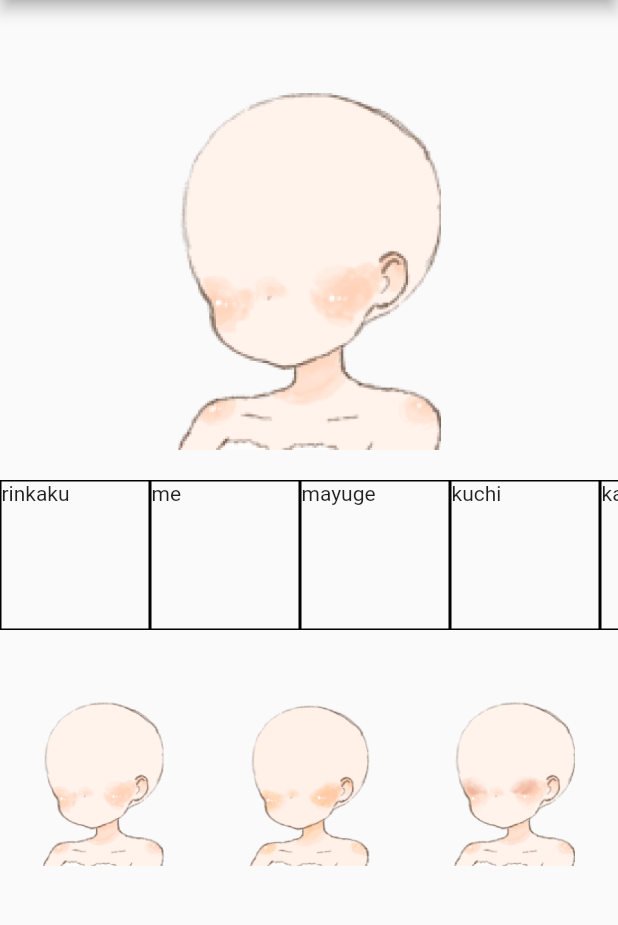
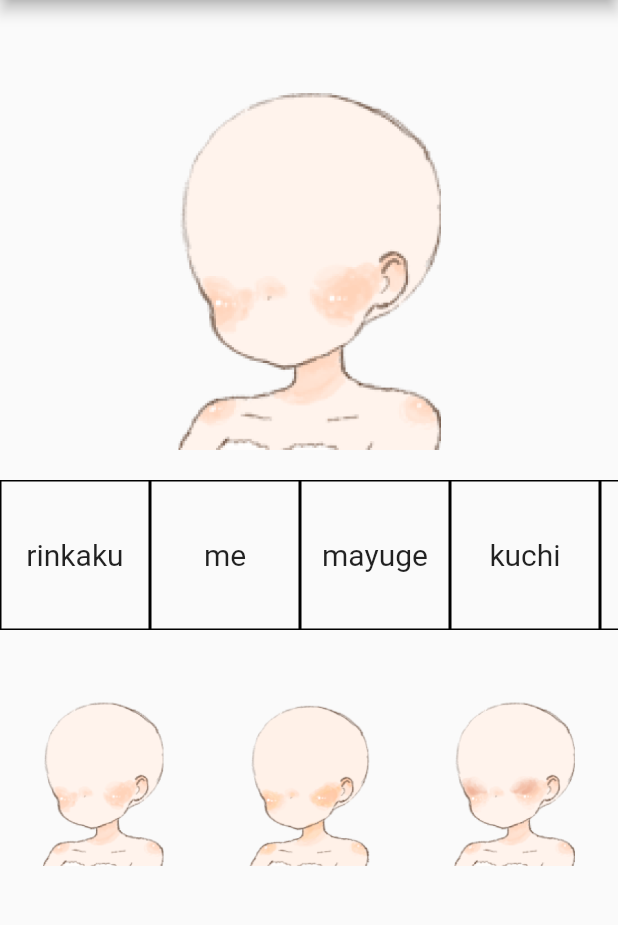
Before and after one commit to HiroMinase/test_momochys_girl, a Flutter app: the screen it shows after launch, on a phone screen of 412 x 824 dp, the part 84-1009 px from its top. Run offline on Flutter 3.47's test engine with Material 2 defaults, Android fonts, the phone set to English and light mode, and no system bars.

Commit message:
カテゴリー表示を大きくしてセンタリング

```diff
--- a/lib/main.dart
+++ b/lib/main.dart
@@ -148,7 +148,14 @@ class _MyHomePageState extends State<MyHomePage> {
                       margin: const EdgeInsets.symmetric(vertical: 20),
                       width: 100,
                       height: 100,
-                      child: Text(_categoryList![i]),
+                      child: Center(
+                        child: Text(
+                          _categoryList![i],
+                          style: const TextStyle(
+                            fontSize: 20
+                          ),
+                        ),
+                      )
                     )
                   )
                 ],
```
